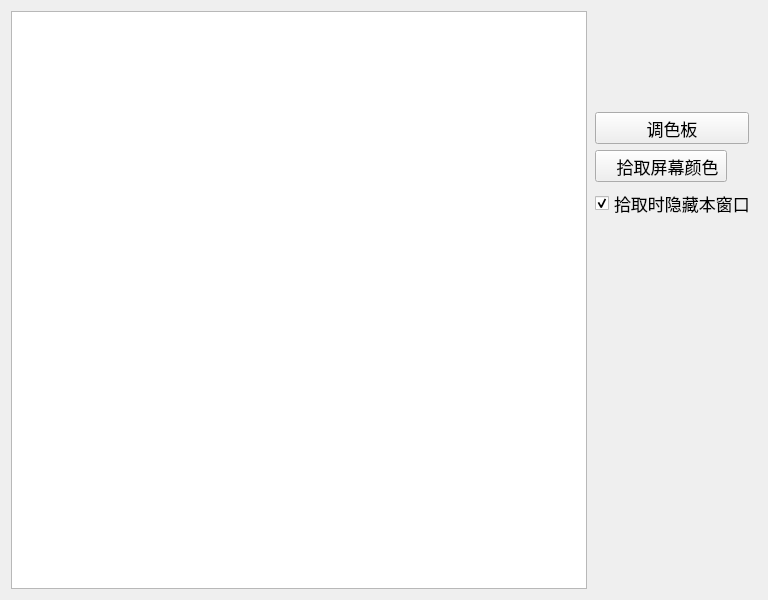
Old version of the form src/colortool/colorconvert.ui in the repository handy-sun/qitools.
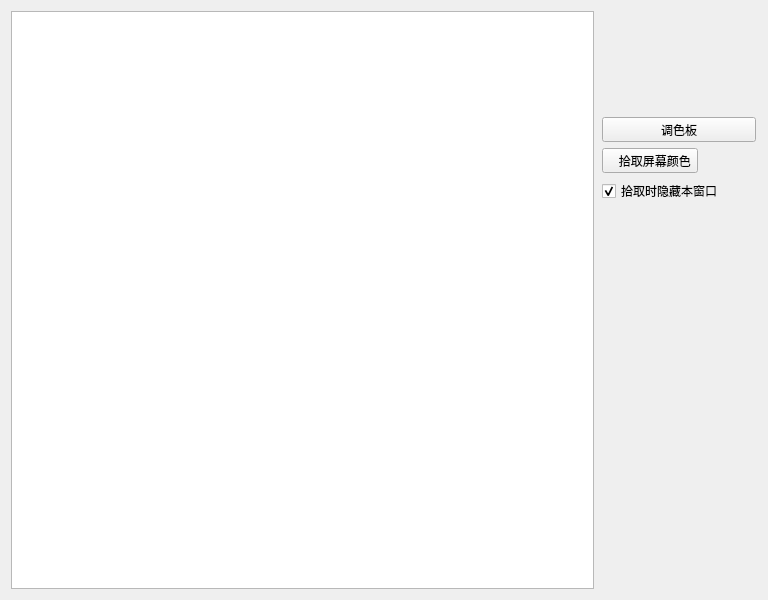
New version of the form.

Commit message:
fix(ui): use system fonts consistently
Remove per-widget Windows font and size overrides so Qt can resolve the platform font uniformly. Keep the system fixed font for code-oriented editors.

The edit to the form file:
```diff
--- a/src/colortool/colorconvert.ui
+++ b/src/colortool/colorconvert.ui
@@ -55,12 +55,6 @@
          <height>0</height>
         </size>
        </property>
-       <property name="font">
-        <font>
-         <family>Microsoft YaHei</family>
-         <pointsize>13</pointsize>
-        </font>
-       </property>
        <property name="text">
         <string>调色板</string>
        </property>
@@ -71,12 +65,6 @@
      </item>
      <item>
       <widget class="QToolButton" name="toolButtonPick">
-       <property name="font">
-        <font>
-         <family>Microsoft YaHei</family>
-         <pointsize>13</pointsize>
-        </font>
-       </property>
        <property name="text">
         <string>   拾取屏幕颜色</string>
        </property>
@@ -87,12 +75,6 @@
      </item>
      <item>
       <widget class="QCheckBox" name="checkBoxIsHideWindow">
-       <property name="font">
-        <font>
-         <family>Microsoft YaHei</family>
-         <pointsize>13</pointsize>
-        </font>
-       </property>
        <property name="text">
         <string>拾取时隐藏本窗口</string>
        </property>
```
The commit also changes 14 other files.
